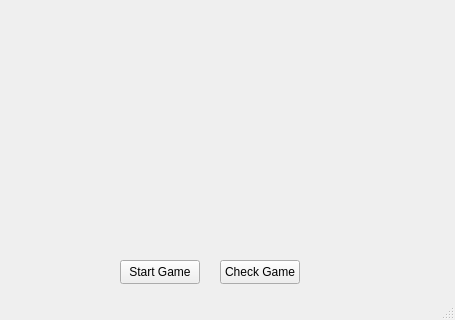
Above: mainwindow.ui from Bananz0/Sudoku-Solver before the change; both pictures show x 0 to 455 and y 286 to 606 of the 455 by 606 pixel window. Below: the same form after it.
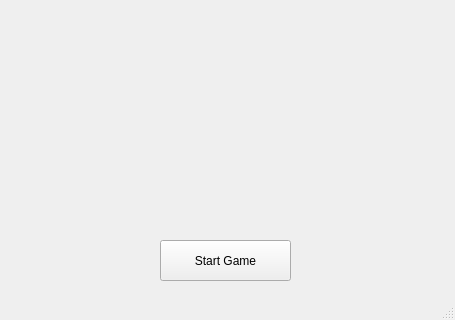
That is the form after the change.

The edit to the form file:
```diff
--- a/mainwindow.ui
+++ b/mainwindow.ui
@@ -17,29 +17,16 @@
    <widget class="QPushButton" name="StartGame">
     <property name="geometry">
      <rect>
-      <x>120</x>
-      <y>510</y>
-      <width>80</width>
-      <height>24</height>
+      <x>160</x>
+      <y>490</y>
+      <width>131</width>
+      <height>41</height>
      </rect>
     </property>
     <property name="text">
      <string>Start Game</string>
     </property>
    </widget>
-   <widget class="QPushButton" name="checkGame">
-    <property name="geometry">
-     <rect>
-      <x>220</x>
-      <y>510</y>
-      <width>80</width>
-      <height>24</height>
-     </rect>
-    </property>
-    <property name="text">
-     <string>Check Game</string>
-    </property>
-   </widget>
   </widget>
   <widget class="QStatusBar" name="statusBar"/>
   <widget class="QMenuBar" name="menuBar">
```
